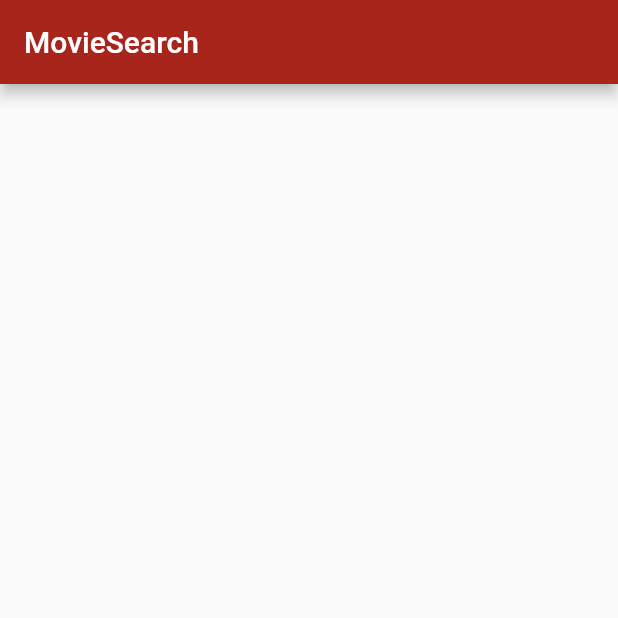
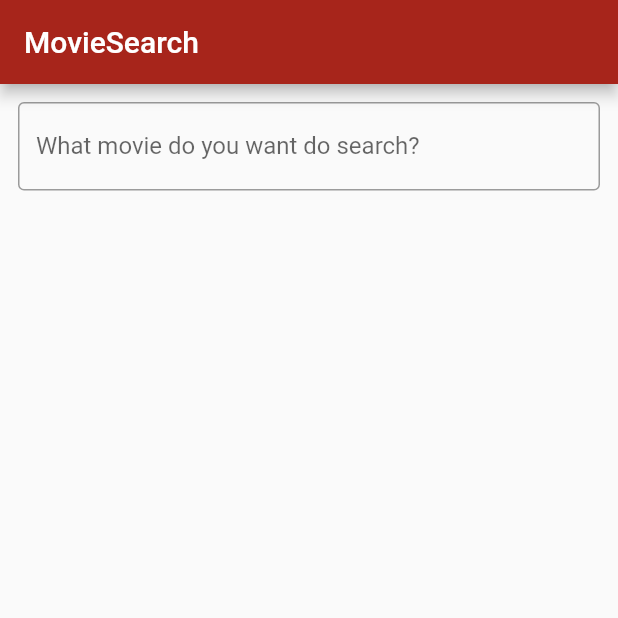
Before and after one commit to LucasRibP/movie_search_app, a Flutter app: the screen it shows after launch, on a phone screen of 412 x 824 dp, the top half of it. Run offline on Flutter 3.47's test engine with Material 2 defaults, Android fonts, the light colour scheme and no system bars.

Commit message:
Adds searchBar visually

```diff
--- a/lib/search_bar.dart
+++ b/lib/search_bar.dart
@@ -1,15 +1,17 @@
 import "package:flutter/material.dart";
+import 'package:flutter/services.dart';
 
-class SearchBar extends StatefulWidget {
-  const SearchBar({Key? key}) : super(key: key);
+class SearchBar extends StatelessWidget {
+  SearchBar({Key? key}) : super(key: key);
+  final inputController = TextEditingController();
 
   @override
-  State<SearchBar> createState() => _SearchBarState();
-}
-
-class _SearchBarState extends State<SearchBar> {
-  @override
   Widget build(BuildContext context) {
-    return Container();
+    return TextField(
+      controller: inputController,
+      decoration: const InputDecoration(
+          border: OutlineInputBorder(),
+          labelText: "What movie do you want do search?"),
+    );
   }
 }
--- a/lib/search_page.dart
+++ b/lib/search_page.dart
@@ -12,7 +12,13 @@ class SearchPage extends StatelessWidget {
         title: const Text("MovieSearch"),
       ),
       body: Column(
-        children: [SearchBar(), SearchList()],
+        children: [
+          Container(
+            child: SearchBar(),
+            margin: const EdgeInsets.all(12),
+          ),
+          SearchList()
+        ],
       ),
     );
   }
```
